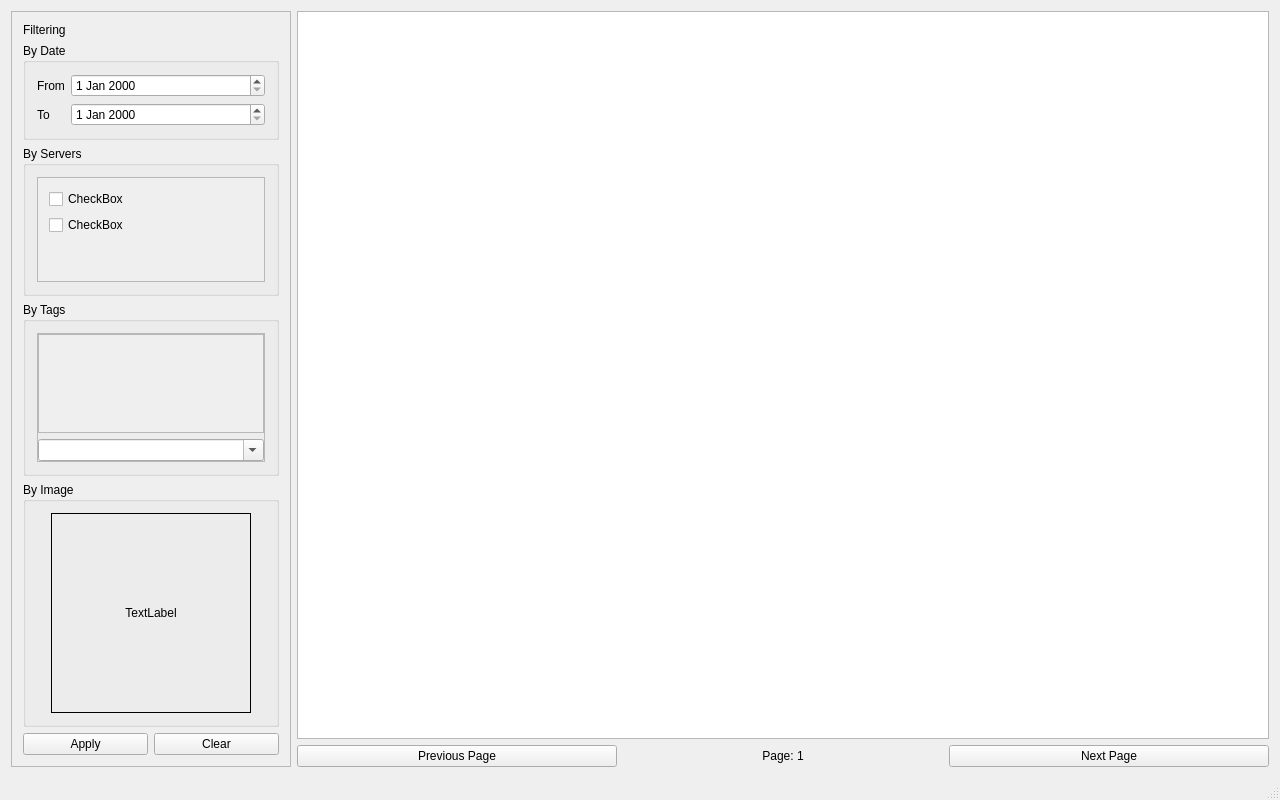
Old version of the form src/historywindow.ui in the repository klesh/fu.
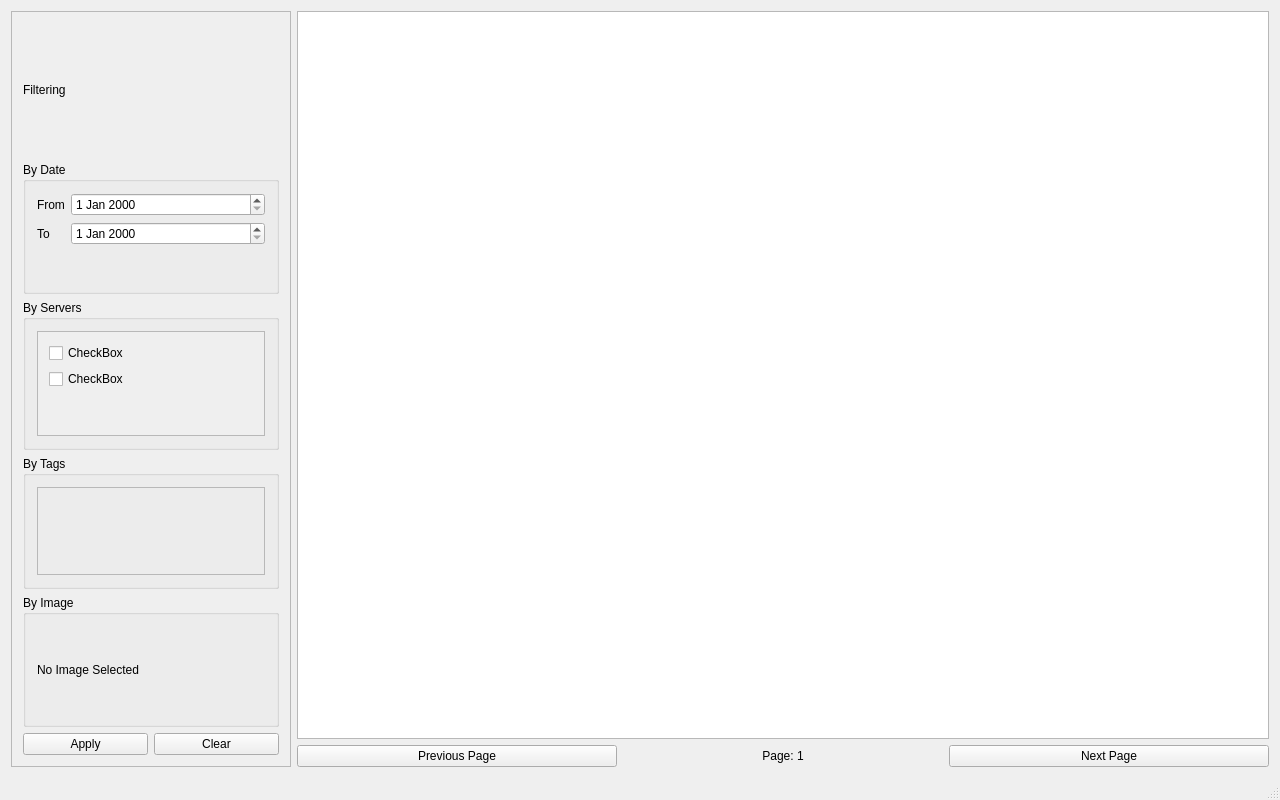
New version of the form. Custom widgets are drawn as their Qt base class.

Patch:
```diff
--- a/src/historywindow.ui
+++ b/src/historywindow.ui
@@ -146,57 +146,13 @@
          </property>
          <layout class="QHBoxLayout" name="horizontalLayout_4">
           <item>
-           <widget class="QFrame" name="frameTagsEdit">
+           <widget class="TagsEdit" name="frame_2">
             <property name="frameShape">
              <enum>QFrame::StyledPanel</enum>
             </property>
             <property name="frameShadow">
              <enum>QFrame::Raised</enum>
             </property>
-            <layout class="QVBoxLayout" name="verticalLayout_5">
-             <property name="leftMargin">
-              <number>0</number>
-             </property>
-             <property name="topMargin">
-              <number>0</number>
-             </property>
-             <property name="rightMargin">
-              <number>0</number>
-             </property>
-             <property name="bottomMargin">
-              <number>0</number>
-             </property>
-             <item>
-              <widget class="QScrollArea" name="sclSelectedTags">
-               <property name="widgetResizable">
-                <bool>true</bool>
-               </property>
-               <widget class="QWidget" name="scrollAreaWidgetContents_3">
-                <property name="geometry">
-                 <rect>
-                  <x>0</x>
-                  <y>0</y>
-                  <width>236</width>
-                  <height>151</height>
-                 </rect>
-                </property>
-               </widget>
-              </widget>
-             </item>
-             <item>
-              <widget class="QComboBox" name="cbxAddTags">
-               <property name="sizePolicy">
-                <sizepolicy hsizetype="Expanding" vsizetype="Fixed">
-                 <horstretch>0</horstretch>
-                 <verstretch>0</verstretch>
-                </sizepolicy>
-               </property>
-               <property name="editable">
-                <bool>true</bool>
-               </property>
-              </widget>
-             </item>
-            </layout>
            </widget>
           </item>
          </layout>
@@ -209,27 +165,9 @@
          </property>
          <layout class="QHBoxLayout" name="horizontalLayout_3">
           <item>
-           <widget class="QLabel" name="label_3">
-            <property name="sizePolicy">
-             <sizepolicy hsizetype="Fixed" vsizetype="Fixed">
-              <horstretch>0</horstretch>
-              <verstretch>0</verstretch>
-             </sizepolicy>
-            </property>
-            <property name="minimumSize">
-             <size>
-              <width>200</width>
-              <height>200</height>
-             </size>
-            </property>
-            <property name="frameShape">
-             <enum>QFrame::Box</enum>
-            </property>
+           <widget class="ThumbnailLabel" name="label_3">
             <property name="text">
-             <string>TextLabel</string>
-            </property>
-            <property name="alignment">
-             <set>Qt::AlignCenter</set>
+             <string>No Image Selected</string>
             </property>
            </widget>
           </item>
@@ -327,6 +265,19 @@
   <widget class="QStatusBar" name="statusBar"/>
  </widget>
  <layoutdefault spacing="6" margin="11"/>
+ <customwidgets>
+  <customwidget>
+   <class>ThumbnailLabel</class>
+   <extends>QLabel</extends>
+   <header>src/components/thumbnaillabel.h</header>
+  </customwidget>
+  <customwidget>
+   <class>TagsEdit</class>
+   <extends>QFrame</extends>
+   <header>src/components/tagsedit.h</header>
+   <container>1</container>
+  </customwidget>
+ </customwidgets>
  <resources/>
  <connections/>
 </ui>
```
